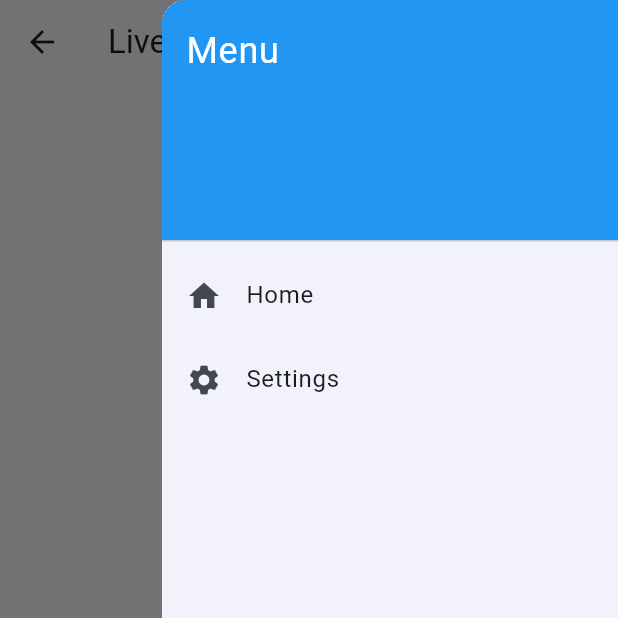
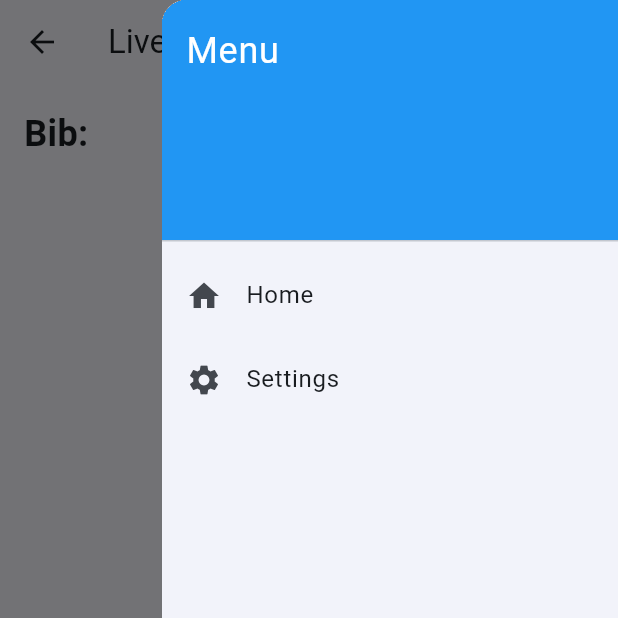
Before and after one commit to SplitTime/ost-remote-pro, a Flutter app: the LiveEntryScreen screen opened directly with empty values, with the side drawer open, on a phone screen of 412 x 824 dp, the top half of it. Run offline on Flutter 3.47's test engine with Material 3 defaults, Android fonts, the phone set to English and light mode, and no system bars; our stand-ins replace shared_preferences; accounts and stored records are empty.

Commit message:
bib + athletes name

```diff
--- a/lib/pages/live_entry.dart
+++ b/lib/pages/live_entry.dart
@@ -16,18 +16,35 @@ class _LiveEntryScreenState extends State<LiveEntryScreen> {
     final event = args['event'];
     final aidStation = args['aidStation'];
 
+    String bibNumber = '';
+    String athleteName = 'Demo Athlete';
+    bool isContinuing = true;
+    bool hasPacer = false;
+
     return Scaffold(
       appBar: AppBar(
         title: const Text('Live Entry'),
       ),
       endDrawer: const AppMenuDrawer(),
-      body: Center(
+      body: Padding(
+        padding: const EdgeInsets.all(16.0),
         child: Column(
-          mainAxisAlignment: MainAxisAlignment.center,
           children: [
-            Text('Event: ${event.toString()}'),
-            const SizedBox(height: 16),
-            Text('Aid Station: ${aidStation.toString()}'),
+            // --- Top: Bib number and name ---
+            Row(
+              mainAxisAlignment: MainAxisAlignment.spaceBetween,
+              children: [
+                Text(
+                  'Bib: $bibNumber',
+                  style: const TextStyle(fontSize: 24, fontWeight: FontWeight.bold),
+                ),
+                Text(
+                  athleteName,
+                  style: const TextStyle(fontSize: 20),
+                ),
+              ],
+            ),
+            const SizedBox(height: 24),
           ],
         ),
       ),
```
